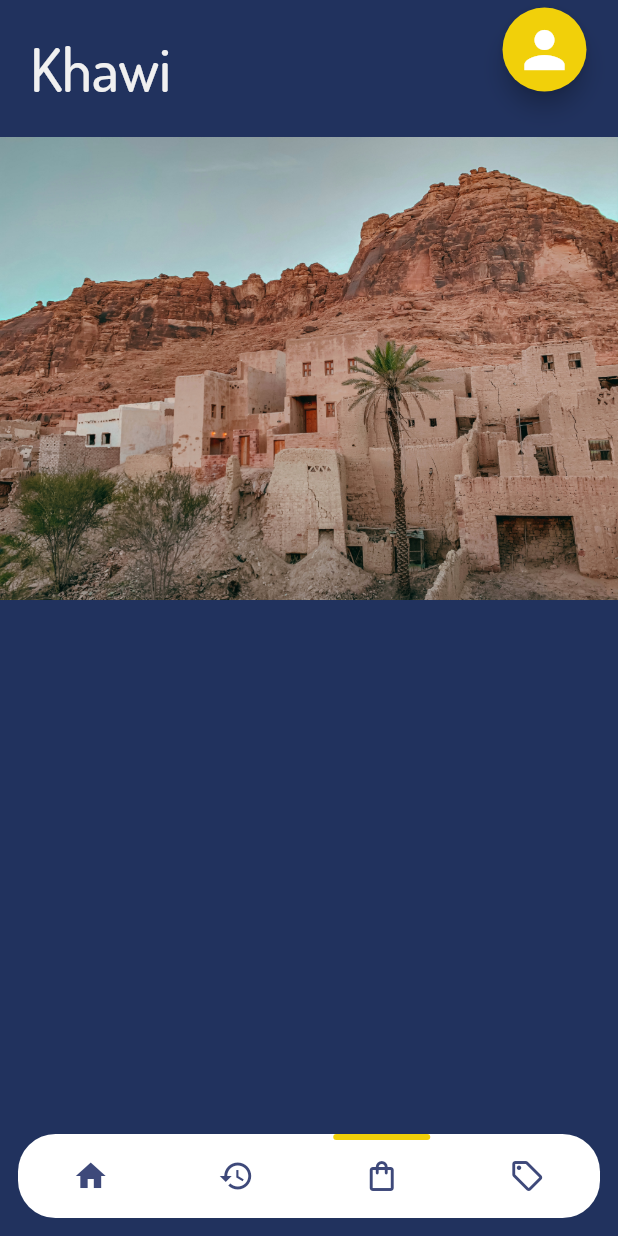
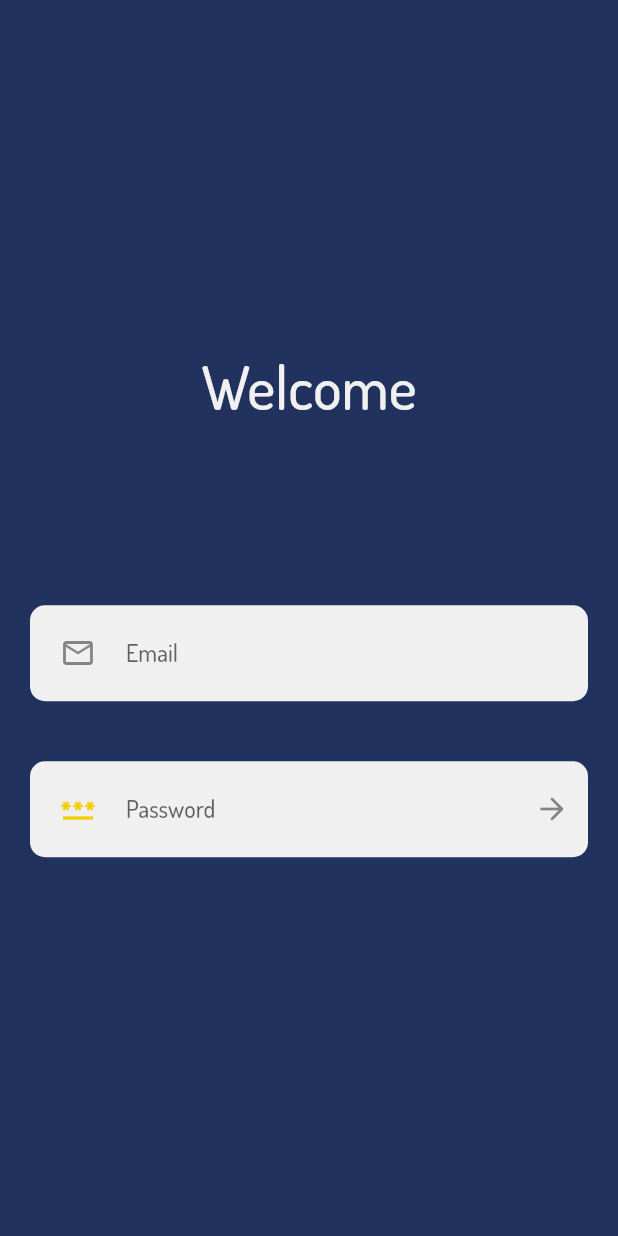
Before and after one commit to B6xb/Flutter_Weekend, a Flutter app: the screen it shows after launch, on a phone screen of 412 x 824 dp. Run offline on Flutter 3.47's test engine with Material 2 defaults, Android fonts, the phone set to English and light mode, and no system bars; drawn by our look-alikes of flutter_snake_navigationbar.

Commit message:
SignIn Page Done

```diff
--- a/lib/components/khawiBottomNaBar.dart
+++ b/lib/components/khawiBottomNaBar.dart
@@ -2,15 +2,7 @@ import 'package:flutter/material.dart';
 import 'package:khawi/constants.dart';
 import 'package:flutter_snake_navigationbar/flutter_snake_navigationbar.dart';
 
-class KhawiBottomNavigationBar extends StatefulWidget {
-  const KhawiBottomNavigationBar({Key? key}) : super(key: key);
-
-  @override
-  KhawiBottomNavigationBarState createState() =>
-      KhawiBottomNavigationBarState();
-}
-
-class KhawiBottomNavigationBarState extends State<KhawiBottomNavigationBar> {
+class KhawiBottomNavigationBar extends StatelessWidget {
   ShapeBorder? bottomBarShape = const RoundedRectangleBorder(
     borderRadius: BorderRadius.all(Radius.circular(25)),
   );
@@ -45,7 +37,7 @@ class KhawiBottomNavigationBarState extends State<KhawiBottomNavigationBar> {
       showSelectedLabels: showSelectedLabels,
 
       currentIndex: _selectedItemPosition,
-      onTap: (index) => setState(() => _selectedItemPosition = index),
+      onTap: (index) => _selectedItemPosition = index,
 
       items: const [
         BottomNavigationBarItem(icon: Icon(Icons.home), label: 'home'),
--- a/lib/constants.dart
+++ b/lib/constants.dart
@@ -1,5 +1,4 @@
 import 'package:flutter/material.dart';
-import 'package:khawi/constants.dart';
 
 Color kMainColor = const Color(0xFF21325E);
 
--- a/lib/main.dart
+++ b/lib/main.dart
@@ -1,6 +1,7 @@
 import 'package:flutter/material.dart';
+import 'package:khawi/screens/khawiSignIn.dart';
 
-import 'screens/khawiMainPage.dart';
+import 'screens/khawiSignIn.dart';
 
 void main() {
   runApp(const MyApp());
@@ -14,7 +15,7 @@ class MyApp extends StatelessWidget {
     return MaterialApp(
       theme: ThemeData(fontFamily: 'Dosis'),
       title: 'Khawi',
-      home: const KhawiHomePage(),
+      home: KhawiSignIn(),
     );
   }
 }
--- /dev/null
+++ b/lib/screens/accountPage.dart
@@ -0,0 +1,14 @@
+import 'package:flutter/cupertino.dart';
+import 'package:flutter/material.dart';
+
+class AccountPage extends StatelessWidget {
+  @override
+  Widget build(BuildContext context) {
+    // TODO: implement build
+    return Scaffold(
+      body: Column(
+        children: const [],
+      ),
+    );
+  }
+}
--- a/lib/screens/khawiMainPage.dart
+++ b/lib/screens/khawiMainPage.dart
@@ -33,7 +33,7 @@ class KhawiHomePageState extends State<KhawiHomePage> {
           ),
         ],
       ),
-      bottomNavigationBar: const KhawiBottomNavigationBar(),
+      bottomNavigationBar: KhawiBottomNavigationBar(),
       floatingActionButton: Padding(
         padding: const EdgeInsets.all(5.0),
         child: FloatingActionButton(
--- /dev/null
+++ b/lib/screens/khawiPackages.dart
@@ -0,0 +1,14 @@
+import 'package:flutter/cupertino.dart';
+import 'package:flutter/material.dart';
+
+class KhawiPackages extends StatelessWidget {
+  @override
+  Widget build(BuildContext context) {
+    // TODO: implement build
+    return Scaffold(
+      body: Column(
+        children: const [],
+      ),
+    );
+  }
+}
--- /dev/null
+++ b/lib/screens/khawiSignIn.dart
@@ -0,0 +1,78 @@
+import 'package:flutter/material.dart';
+import 'package:khawi/constants.dart';
+
+class KhawiSignIn extends StatelessWidget {
+  const KhawiSignIn({super.key});
+
+  @override
+  Widget build(BuildContext context) {
+    // TODO: implement build
+    return Scaffold(
+      body: Column(
+        mainAxisAlignment: MainAxisAlignment.center,
+        children: [
+          Text(
+            'Welcome',
+            style: kMainTextStyle,
+          ),
+          SizedBox(
+            height: 100,
+          ),
+          Padding(
+            padding: const EdgeInsets.all(20.0),
+            child: Center(
+              child: Container(
+                decoration: BoxDecoration(
+                  borderRadius: BorderRadius.circular(10),
+                  color: kColor,
+                ),
+                child: TextField(
+                  cursorColor: kMainColor,
+                  decoration: InputDecoration(
+                    border:
+                        const OutlineInputBorder(borderSide: BorderSide.none),
+                    prefixIcon: const Padding(
+                      padding: EdgeInsets.all(20.0),
+                      child: Icon(Icons.email_outlined),
+                    ),
+                    fillColor: kColor,
+                    hintText: 'Email',
+                  ),
+                ),
+              ),
+            ),
+          ),
+          Padding(
+            padding: const EdgeInsets.all(20.0),
+            child: Container(
+              decoration: BoxDecoration(
+                borderRadius: BorderRadius.circular(10),
+                color: kColor,
+              ),
+              child: TextField(
+                cursorColor: kMainColor,
+                obscureText: true,
+                decoration: InputDecoration(
+                  focusColor: Colors.green,
+                  suffixIcon: IconButton(
+                    splashColor: null,
+                    icon: const Icon(Icons.arrow_forward_rounded),
+                    onPressed: () {},
+                  ),
+                  border: const OutlineInputBorder(borderSide: BorderSide.none),
+                  prefixIconColor: kButtonsColor,
+                  prefixIcon: const Padding(
+                    padding: EdgeInsets.all(20.0),
+                    child: Icon(Icons.password),
+                  ),
+                  hintText: 'Password',
+                ),
+              ),
+            ),
+          ),
+        ],
+      ),
+      backgroundColor: kMainColor,
+    );
+  }
+}
```
